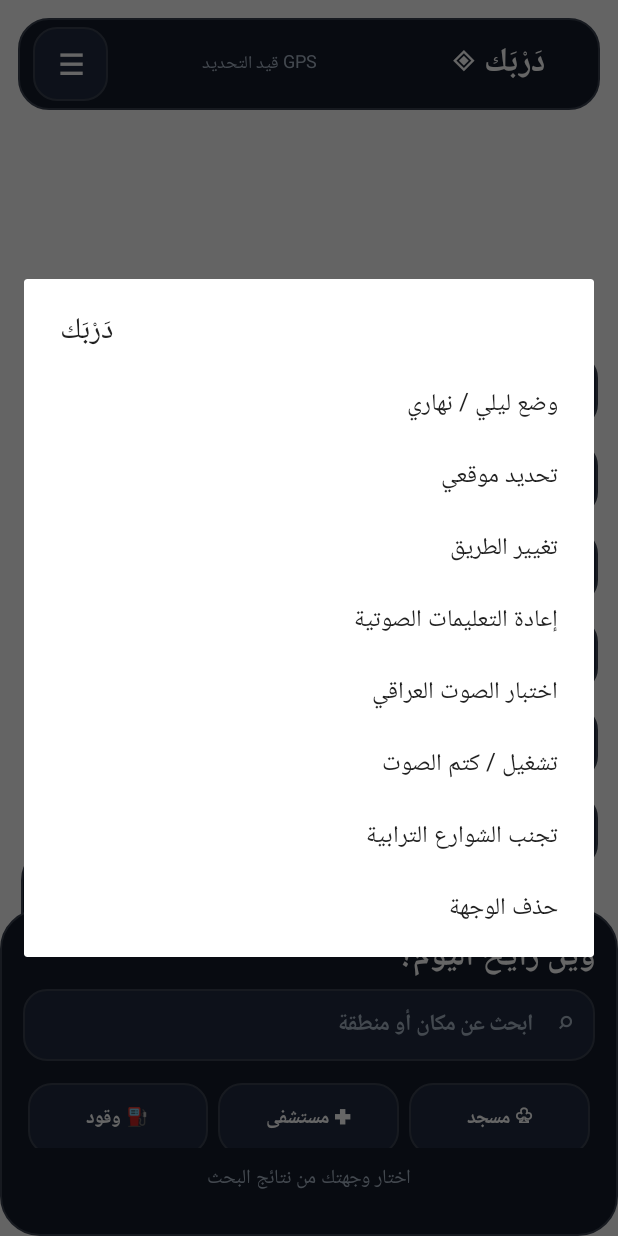
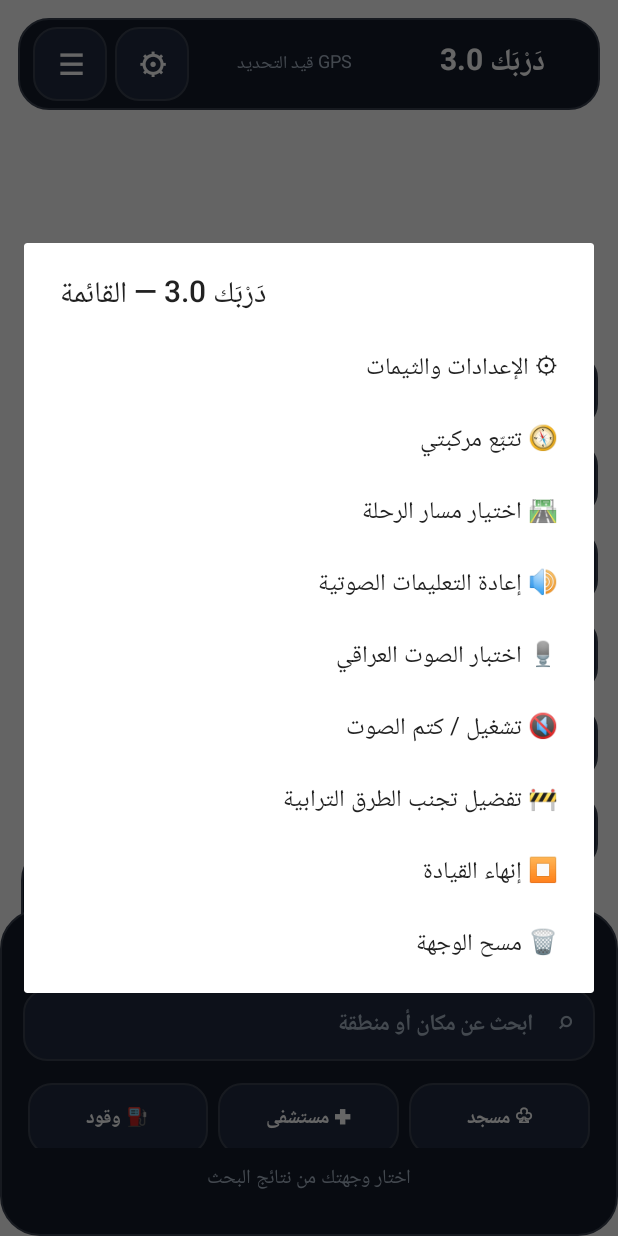
Before and after one commit to alijakarr-collab/Darbak-Native, an Android app: the screen it shows after launch (MainActivity), after a tap on an icon or button, on a phone screen of 412 x 824 dp. Run offline under Robolectric (Android 15) with nearby library versions, the phone set to English and light mode, and no system bars; libraries missing offline, so code that uses them is left out: org.maplibre.android; 10 statements that could not run were skipped; 3 other taps on this screen came first.

Commit message:
Add live turn-by-turn driving HUD, settings shortcut, vehicle-follow camera, GPS heading smoothing

```diff
--- a/app/src/main/java/iq/darbak/nativegps/MainActivity.kt
+++ b/app/src/main/java/iq/darbak/nativegps/MainActivity.kt
@@ -159,11 +159,14 @@ class MainActivity : Activity(), LocationListener {
             setPadding(dp(10), dp(5), dp(10), dp(5))
             gravity = Gravity.CENTER_VERTICAL
         }
-        val brand = txt("دَرْبَك ◈", 22f, true)
+        val brand = txt("دَرْبَك 3.0", 20f, true)
         status = txt("GPS قيد التحديد", 12f, false, muted)
-        head.addView(button("☰") { menu() }, LinearLayout.LayoutParams(dp(50), dp(49)))
+        head.addView(button("☰") { menu() }, LinearLayout.LayoutParams(dp(49), dp(49)))
+        head.addView(button("⚙") { appearance.show(::applyAppearance) }, LinearLayout.LayoutParams(dp(49), dp(49)).apply {
+            leftMargin = dp(5)
+        })
         head.addView(status, LinearLayout.LayoutParams(0, dp(49), 1f))
-        head.addView(brand, LinearLayout.LayoutParams(dp(116), dp(49)))
+        head.addView(brand, LinearLayout.LayoutParams(dp(123), dp(49)))
         add(root, head, Gravity.TOP or Gravity.CENTER_HORIZONTAL, -1, 61, 12, 12)
 
         val tools = LinearLayout(this).apply { orientation = LinearLayout.VERTICAL }
@@ -174,7 +177,7 @@ class MainActivity : Activity(), LocationListener {
         tool("◎") { recenter() }
         tool("+") { map?.animateCamera(CameraUpdateFactory.zoomIn(), 230) }
         tool("−") { map?.animateCamera(CameraUpdateFactory.zoomOut(), 230) }
-        tool("☾") { night = !night; loadStyle() }
+        tool("🎨") { appearance.show(::applyAppearance) }
         tool("🛣") { routeController.showChoicesOrCalculate() }
         tool("♫") { routeController.repeatVoice() }
         add(root, tools, Gravity.END or Gravity.CENTER_VERTICAL, 50, -2, 13)
@@ -207,7 +210,51 @@ class MainActivity : Activity(), LocationListener {
         bottom.addView(quick, LinearLayout.LayoutParams(-1, dp(58)))
         routeInfo = txt("اضغط على الخريطة لاختيار وجهتك", 13f, false, muted)
         bottom.addView(routeInfo, LinearLayout.LayoutParams(-1, dp(41)))
-        add(root, bottom, Gravity.BOTTOM or Gravity.CENTER_HORIZONTAL, -1, -2, 0)
+        bottomPanel = bottom
+        add(root, bottomPanel, Gravity.BOTTOM or Gravity.CENTER_HORIZONTAL, -1, -2, 0)
+
+        // Turn-by-turn navigation HUD, visible ONLY after the user starts a trip.
+        drivePanel = LinearLayout(this).apply {
+            orientation = LinearLayout.VERTICAL
+            background = box(ink, 23)
+            setPadding(dp(16), dp(10), dp(16), dp(10))
+        }
+        val bannerHeader = LinearLayout(this).apply {
+            orientation = LinearLayout.HORIZONTAL
+            gravity = Gravity.CENTER_VERTICAL
+        }
+        val turnEmblem = txt("➤", 32f, true, teal).apply { background = box(panel, 16) }
+        bannerHeader.addView(turnEmblem, LinearLayout.LayoutParams(dp(56), dp(61)))
+        val texts = LinearLayout(this).apply {
+            orientation = LinearLayout.VERTICAL
+            setPadding(dp(10),0,0,0)
+        }
+        driveTitle = txt("اتبع المسار المختار", 19f, true).apply {
+            gravity = Gravity.RIGHT or Gravity.CENTER_VERTICAL
+            maxLines = 2
+        }
+        driveDetail = txt("GPS فعّال • انتبه للطريق", 12f, false, muted).apply {
+            gravity = Gravity.RIGHT or Gravity.CENTER_VERTICAL
+            maxLines = 2
+        }
+        texts.addView(driveTitle,LinearLayout.LayoutParams(-1,dp(39)))
+        texts.addView(driveDetail,LinearLayout.LayoutParams(-1,dp(26)))
+        bannerHeader.addView(texts,LinearLayout.LayoutParams(0,dp(65),1f))
+        drivePanel.addView(bannerHeader,LinearLayout.LayoutParams(-1,dp(65)))
+        val actions = LinearLayout(this).apply { orientation = LinearLayout.HORIZONTAL }
+        fun action(label: String, click: () -> Unit) {
+            val b = button(label,click).apply { textSize = 14f }
+            actions.addView(b,LinearLayout.LayoutParams(0,dp(42),1f).apply {
+                setMargins(dp(2),dp(4),dp(2),0)
+            })
+        }
+        action("⏹ إنهاء") { routeController.endNavigation() }
+        action("🔊 كرر") { routeController.repeatVoice() }
+        action("⚙ الإعدادات") { appearance.show(::applyAppearance) }
+        drivePanel.addView(actions,LinearLayout.LayoutParams(-1,dp(48)))
+        drivePanel.visibility = View.GONE
+        add(root,drivePanel,Gravity.TOP or Gravity.CENTER_HORIZONTAL,-1,-2,12,86)
+        setDrivingVisibility()
     }
     private fun mapIcon(color: Int): Icon {
         val bmp = Bitmap.createBitmap(72, 72, Bitmap.Config.ARGB_8888)
@@ -375,49 +422,62 @@ class MainActivity : Activity(), LocationListener {
         }
     }
     override fun onLocationChanged(loc: Location) {
-        if (loc.hasAccuracy() && loc.accuracy > 160f) return
+        if (loc.hasAccuracy() && loc.accuracy > (if (navigationalMode) 100f else 160f)) return
+        val previous = current
+        if (previous != null && loc.time + 1000L < previous.time) return
         current = loc
-        status.text = "● GPS متصل"
-        val kph = (if (loc.hasSpeed()) loc.speed * 3.6f else 0f).roundToInt()
+        status.text = if (loc.hasAccuracy()) "● GPS ±" + loc.accuracy.roundToInt() + "م" else "● GPS متصل"
+        val kph = (if (loc.hasSpeed()) loc.speed * 3.6f else 0f).roundToInt().coerceAtLeast(0)
         speed.text = kph.toString() + "\nكم/س"
+        if (loc.hasBearing() && (!loc.hasSpeed() || loc.speed > 1.8f)) {
+            lastHeading = smoothBearing(lastHeading, loc.bearing.toDouble())
+        } else if (previous != null && previous.distanceTo(loc) > 15f) {
+            lastHeading = smoothBearing(lastHeading, previous.bearingTo(loc).toDouble())
+        }
         routeController.onLocationChanged(loc)
         updateUserPin(loc)
-        if (follow && System.currentTimeMillis() - lastCameraAt > 2200) {
+        if (follow && System.currentTimeMillis() - lastCameraAt > 1100L) {
             lastCameraAt = System.currentTimeMillis()
-            val m = map ?: return
-            val bearing = if (loc.hasBearing() && loc.speed > 2f) loc.bearing.toDouble() else m.cameraPosition.bearing
-            m.animateCamera(CameraUpdateFactory.newCameraPosition(CameraPosition.Builder()
-                .target(LatLng(loc.latitude, loc.longitude))
-                .zoom(m.cameraPosition.zoom.coerceAtLeast(15.2))
-                .bearing(bearing).build()), 440)
+            followCamera(loc)
         }
     }
     private fun recenter() {
         follow = true
-        val p = current ?: run {
-            Toast.makeText(this, "بانتظار إشارة الموقع", Toast.LENGTH_SHORT).show()
+        val loc = current ?: run {
+            Toast.makeText(this, "بانتظار GPS… شغّل الموقع الدقيق", Toast.LENGTH_SHORT).show()
             if (hasPermission()) startGps()
             return
         }
-        map?.animateCamera(CameraUpdateFactory.newCameraPosition(CameraPosition.Builder()
-            .target(LatLng(p.latitude, p.longitude)).zoom(16.2).build()), 580)
+        followCamera(loc,true)
     }
     private fun menu() {
-        val opts = arrayOf("وضع ليلي / نهاري", "تحديد موقعي", "تغيير الطريق", "إعادة التعليمات الصوتية", "اختبار الصوت العراقي", "تشغيل / كتم الصوت", "تجنب الشوارع الترابية", "حذف الوجهة")
-        AlertDialog.Builder(this).setTitle("دَرْبَك").setItems(opts) { _, index ->
+        val options = arrayOf(
+            "⚙ الإعدادات والثيمات",
+            "🧭 تتبّع مركبتي",
+            "🛣 اختيار مسار الرحلة",
+            "🔊 إعادة التعليمات الصوتية",
+            "🎙 اختبار الصوت العراقي",
+            "🔇 تشغيل / كتم الصوت",
+            "🚧 تفضيل تجنب الطرق الترابية",
+            "⏹ إنهاء القيادة",
+            "🗑 مسح الوجهة"
+        )
+        AlertDialog.Builder(this).setTitle("دَرْبَك 3.0 — القائمة")
+            .setItems(options) { _, index ->
                 when (index) {
-                0 -> { night = !night; loadStyle() }
+                    0 -> appearance.show(::applyAppearance)
                     1 -> recenter()
                     2 -> routeController.showChoicesOrCalculate()
                     3 -> routeController.repeatVoice()
                     4 -> voice.test()
                     5 -> {
-                    voice.enabled = !voice.enabled
-                    Toast.makeText(this, if (voice.enabled) "الصوت شغّال" else "الصوت مكتوم", Toast.LENGTH_SHORT).show()
-                    if (voice.enabled) voice.test()
+                        appearance.setVoice(!appearance.voice)
+                        applyAppearance("voice")
+                        Toast.makeText(this, if (voice.enabled) "الصوت شغال" else "الصوت مكتوم", Toast.LENGTH_SHORT).show()
                     }
                     6 -> routeController.toggleAvoidUnpaved()
-                7 -> {
+                    7 -> routeController.endNavigation()
+                    8 -> {
                         target = null
                         targetMarker?.let { map?.removeMarker(it) }
                         targetMarker = null
```
Lines whose indentation alone changed are shown as unchanged.
